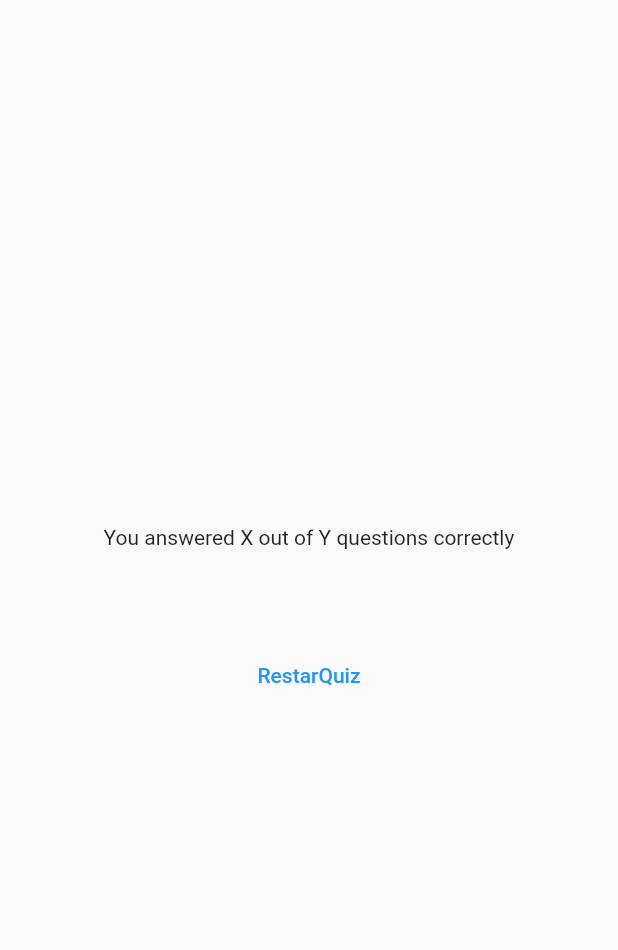
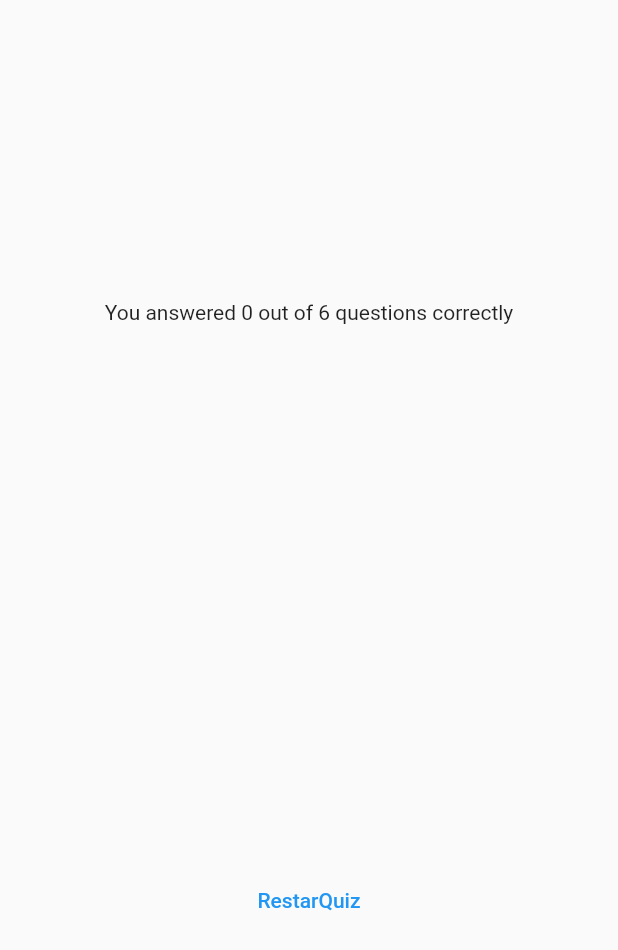
Before and after one commit to angabar/formacio, a Flutter app: the ResultsScreen widget shown alone on an empty page, opened directly with empty values, on a phone screen of 412 x 824 dp. Shown: the top 950 px of the screen. Run offline on Flutter 3.47's test engine with Material 2 defaults, Android fonts, the phone set to English and light mode, and no system bars; our stand-ins replace google_fonts.

Commit message:
More code

```diff
--- a/flutter/quiz_app/lib/models/quiz_question.dart
+++ b/flutter/quiz_app/lib/models/quiz_question.dart
@@ -7,7 +7,7 @@ class QuizQuestion {
   final String text;
   final List<String> answers;
 
-  List<String> getShuffledAnswers() {
+  List<String> get getShuffledAnswers {
     final List<String> shufflededAnswers = List.of(answers);
     shufflededAnswers.shuffle();
     return shufflededAnswers;
--- a/flutter/quiz_app/lib/questions_screen.dart
+++ b/flutter/quiz_app/lib/questions_screen.dart
@@ -57,8 +57,7 @@ class _QuestionsScreenState extends State<QuestionsScreen> {
             ),
             child: Column(
               crossAxisAlignment: CrossAxisAlignment.stretch,
-              children:
-                  currentQuestion.getShuffledAnswers().map((singleAnswer) {
+              children: currentQuestion.getShuffledAnswers.map((singleAnswer) {
                 return AnswerButton(
                   text: singleAnswer,
                   onPress: () {
--- a/flutter/quiz_app/lib/questions_summary.dart
+++ b/flutter/quiz_app/lib/questions_summary.dart
@@ -10,12 +10,16 @@ class QuestionsSummary extends StatelessWidget {
 
   @override
   Widget build(BuildContext context) {
-    return Column(
+    return SizedBox(
+      height: 300,
+      child: SingleChildScrollView(
+        child: Column(
           children: selectedAnswers.map((singleSelectedAnswer) {
             return Row(
               children: [
                 Text(singleSelectedAnswer['question_index'].toString()),
-            Column(
+                Expanded(
+                  child: Column(
                     children: [
                       Text(singleSelectedAnswer['question'].toString()),
                       const SizedBox(height: 5),
@@ -23,9 +27,12 @@ class QuestionsSummary extends StatelessWidget {
                       Text(singleSelectedAnswer['correct_answer'].toString()),
                     ],
                   ),
+                ),
               ],
             );
           }).toList(),
+        ),
+      ),
     );
   }
 }
--- a/flutter/quiz_app/lib/results_screen.dart
+++ b/flutter/quiz_app/lib/results_screen.dart
@@ -13,9 +13,9 @@ class ResultsScreen extends StatelessWidget {
   List<Map<String, Object>> getSummaryData() {
     final List<Map<String, Object>> summary = [];
 
-    for (int i = 1; i <= selectedAnswers.length; i++) {
+    for (int i = 0; i < selectedAnswers.length; i++) {
       summary.add({
-        'question_index': i,
+        'question_index': i + 1,
         'question': questions[i].text,
         'user_answer': selectedAnswers[i],
         'correct_answer': questions[i].answers[0],
@@ -27,6 +27,12 @@ class ResultsScreen extends StatelessWidget {
 
   @override
   Widget build(BuildContext context) {
+    final List<Map<String, Object>> selectedAnswers = getSummaryData();
+    final int totalQuestions = questions.length;
+    final int correctQuestions = selectedAnswers
+        .where((data) => data['user_answer'] == data['correct_answer'])
+        .length;
+
     return SizedBox(
       width: double.infinity,
       child: Container(
@@ -34,10 +40,12 @@ class ResultsScreen extends StatelessWidget {
         child: Column(
           mainAxisAlignment: MainAxisAlignment.center,
           children: [
-            const Text('You answered X out of Y questions correctly'),
+            Text(
+              'You answered $correctQuestions out of $totalQuestions questions correctly',
+            ),
             Container(
               margin: const EdgeInsets.only(top: 30),
-              child: QuestionsSummary(selectedAnswers: getSummaryData()),
+              child: QuestionsSummary(selectedAnswers: selectedAnswers),
             ),
             Container(
               margin: const EdgeInsets.only(top: 30),
```
Lines whose indentation alone changed are shown as unchanged.
